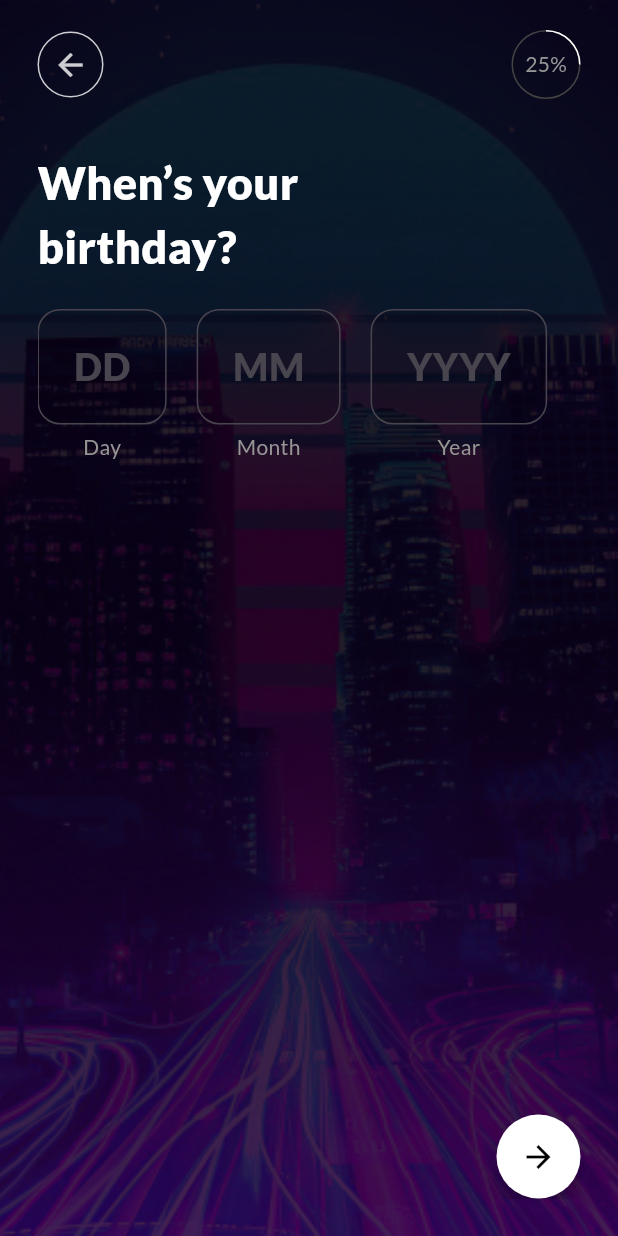
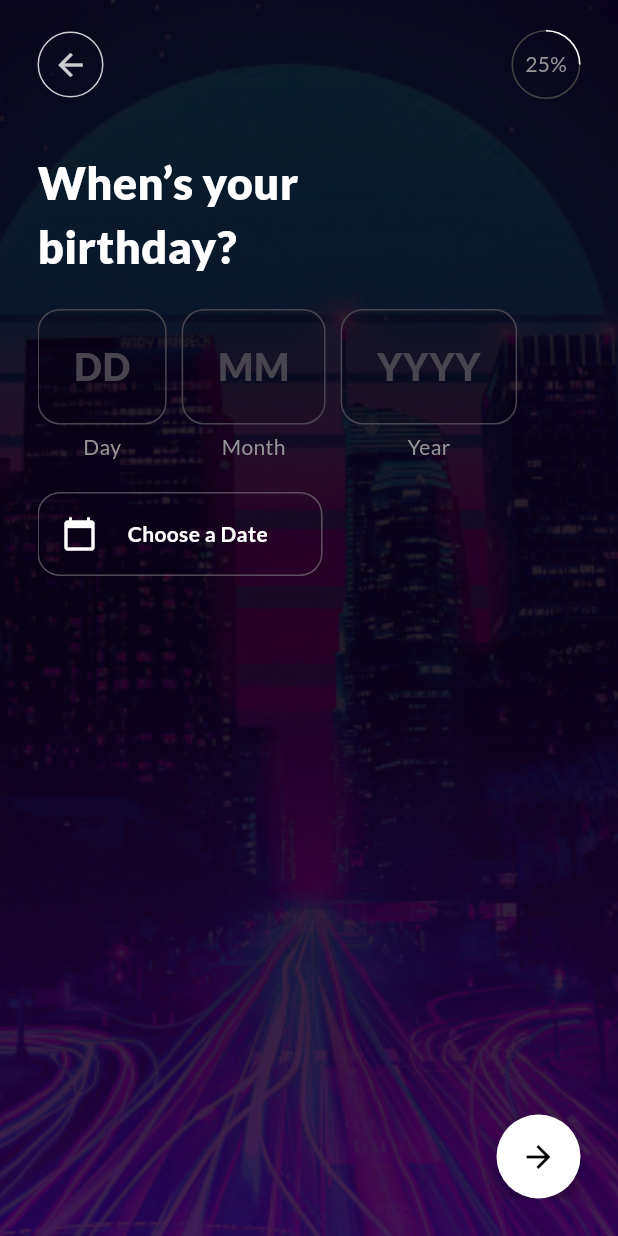
Before and after one commit to Albjon30/Albjon-Interview-Task, a Flutter app: the BirthdayScreen screen opened by its route, on a phone screen of 412 x 824 dp. Run offline on Flutter 3.47's test engine with Material 3 defaults, Android fonts, the light colour scheme and no system bars; drawn by our look-alikes of percent_indicator; our stand-ins replace camera, go_router, google_mobile_ads, in_app_review, shared_preferences; accounts and stored records are empty.

Commit message:
new feature added

```diff
--- a/lib/screens/birthday_screen.dart
+++ b/lib/screens/birthday_screen.dart
@@ -78,6 +78,56 @@
     }
   }
 
+  Future<void> _selectDate(BuildContext context) async {
+    DateTime initialDate = DateTime.now();
+    if (_yearController.text.isNotEmpty &&
+        _monthController.text.isNotEmpty &&
+        _dayController.text.isNotEmpty) {
+      try {
+        initialDate = DateTime(
+          int.parse(_yearController.text),
+          int.parse(_monthController.text),
+          int.parse(_dayController.text),
+        );
+
+        // Ensure the i nitial date does not exceedd the last date
+        if (initialDate.isAfter(DateTime.now())) {
+          initialDate = DateTime.now();
+        }
+      } catch (e) {
+        initialDate = DateTime.now();
+      }
+    }
+
+    final DateTime? picked = await showDatePicker(
+      context: context,
+      initialDate: initialDate,
+      firstDate: DateTime(1900),
+      lastDate: DateTime.now(),
+      builder: (BuildContext context, Widget? child) {
+        return Theme(
+          data: Theme.of(context).copyWith(
+            colorScheme: const ColorScheme.dark(
+              primary: Colors.purple,
+              onPrimary: Colors.white,
+              onSurface: Colors.white,
+            ),
+            dialogBackgroundColor: Colors.white,
+          ),
+          child: child!,
+        );
+      },
+    );
+
+    if (picked != null) {
+      setState(() {
+        _dayController.text = picked.day.toString().padLeft(2, '0');
+        _monthController.text = picked.month.toString().padLeft(2, '0');
+        _yearController.text = picked.year.toString();
+      });
+    }
+  }
+
   @override
   void dispose() {
     _dayController.dispose();
@@ -104,6 +154,10 @@
                 ),
               ),
               const SizedBox(height: 20),
+              Column(
+                mainAxisAlignment: MainAxisAlignment.start,
+                crossAxisAlignment: CrossAxisAlignment.start,
+                children: [
                   Row(
                     mainAxisAlignment: MainAxisAlignment.start,
                     mainAxisSize: MainAxisSize.min,
@@ -115,20 +169,20 @@
                         readOnly: false,
                         maxLength: 2,
                       ),
-                  const SizedBox(width: 20),
+                      const SizedBox(width: 10),
                       buildDateInputField(
                         label: "Month",
                         controller: _monthController,
+                        hintText: 'MM',
                         readOnly: false,
-                    hintText: 'MM',
                         maxLength: 2,
                       ),
-                  const SizedBox(width: 20),
+                      const SizedBox(width: 10),
                       buildDateInputField(
                         label: "Year",
                         controller: _yearController,
+                        hintText: 'YYYY',
                         readOnly: false,
-                    hintText: 'YYYY',
                         maxLength: 4,
                       ),
                     ],
@@ -141,6 +195,37 @@
                         style: const TextStyle(color: Colors.red, fontSize: 14),
                       ),
                     ),
+                  const SizedBox(height: 20),
+                  GestureDetector(
+                    onTap: () => _selectDate(context),
+                    child: Container(
+                      width: 190,
+                      padding: const EdgeInsets.all(15),
+                      decoration: BoxDecoration(
+                          border: Border.all(
+                              width: 1,
+                              color: const Color.fromRGBO(149, 149, 149, 0.5)),
+                          borderRadius:
+                              const BorderRadius.all(Radius.circular(15))),
+                      child: const Row(
+                        children: [
+                          Icon(
+                            Icons.calendar_today,
+                            color: Colors.white,
+                          ),
+                          SizedBox(width: 20),
+                          Text(
+                            "Choose a Date",
+                            style: TextStyle(
+                                fontWeight: FontWeight.w600,
+                                color: Colors.white),
+                          ),
+                        ],
+                      ),
+                    ),
+                  ),
+                ],
+              ),
             ],
           ),
         ),
```
Also changed, not shown: 1 other file. Lines whose indentation alone changed are shown as unchanged.
